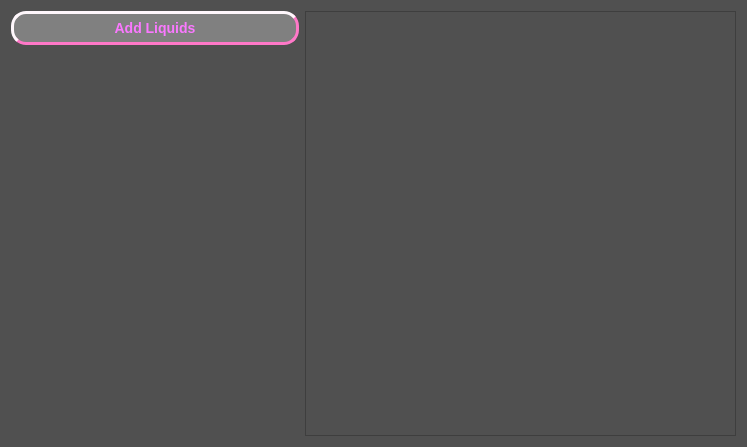
First picture: the form in interfaces/setting_widget.ui, repository plailok/python_SurfaceFreeEnergy_pyqt, before the edit.
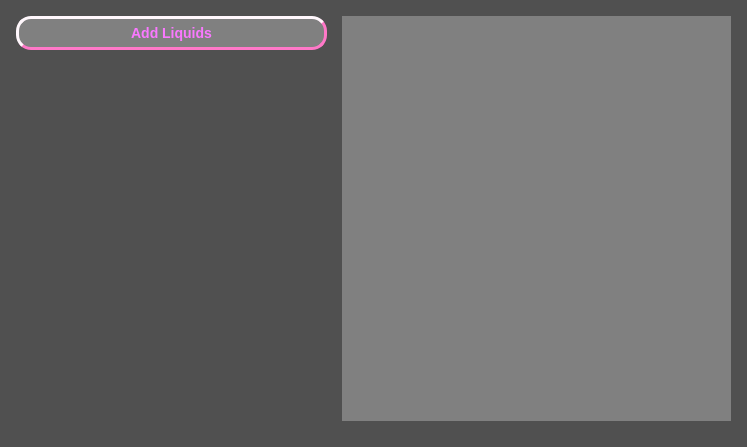
Second picture: the form after the edit.

Commit message: add setting table

Diff of the .ui file:
```diff
--- a/interfaces/setting_widget.ui
+++ b/interfaces/setting_widget.ui
@@ -41,13 +41,63 @@
 	border-style: outset;
     border-radius: 25px;
     border-color: rgb(255,255,255);
+}
+QTableWidget{
+	color: rgb(250, 120, 255);
+	background-color: grey;
 }</string>
   </property>
   <layout class="QGridLayout" name="gridLayout_4">
    <item row="0" column="0">
-    <layout class="QGridLayout" name="gridLayout_3" rowstretch="3,1" columnstretch="2,3">
+    <layout class="QGridLayout" name="gridLayout_3" rowstretch="3,1" columnstretch="4,5">
+     <property name="leftMargin">
+      <number>5</number>
+     </property>
+     <property name="topMargin">
+      <number>5</number>
+     </property>
+     <property name="rightMargin">
+      <number>5</number>
+     </property>
+     <property name="bottomMargin">
+      <number>15</number>
+     </property>
+     <property name="horizontalSpacing">
+      <number>15</number>
+     </property>
      <item row="0" column="1" rowspan="2">
-      <widget class="QTableWidget" name="tableWidget"/>
+      <widget class="QTableWidget" name="tableWidget">
+       <property name="sizePolicy">
+        <sizepolicy hsizetype="Expanding" vsizetype="Ignored">
+         <horstretch>0</horstretch>
+         <verstretch>0</verstretch>
+        </sizepolicy>
+       </property>
+       <property name="frameShape">
+        <enum>QFrame::NoFrame</enum>
+       </property>
+       <property name="frameShadow">
+        <enum>QFrame::Sunken</enum>
+       </property>
+       <property name="horizontalScrollBarPolicy">
+        <enum>Qt::ScrollBarAlwaysOff</enum>
+       </property>
+       <property name="sizeAdjustPolicy">
+        <enum>QAbstractScrollArea::AdjustToContents</enum>
+       </property>
+       <property name="selectionMode">
+        <enum>QAbstractItemView::NoSelection</enum>
+       </property>
+       <property name="textElideMode">
+        <enum>Qt::ElideMiddle</enum>
+       </property>
+       <property name="gridStyle">
+        <enum>Qt::SolidLine</enum>
+       </property>
+       <attribute name="horizontalHeaderStretchLastSection">
+        <bool>true</bool>
+       </attribute>
+      </widget>
      </item>
      <item row="0" column="0">
       <widget class="QPushButton" name="pushButton">
```
The commit also changes 7 other files.
